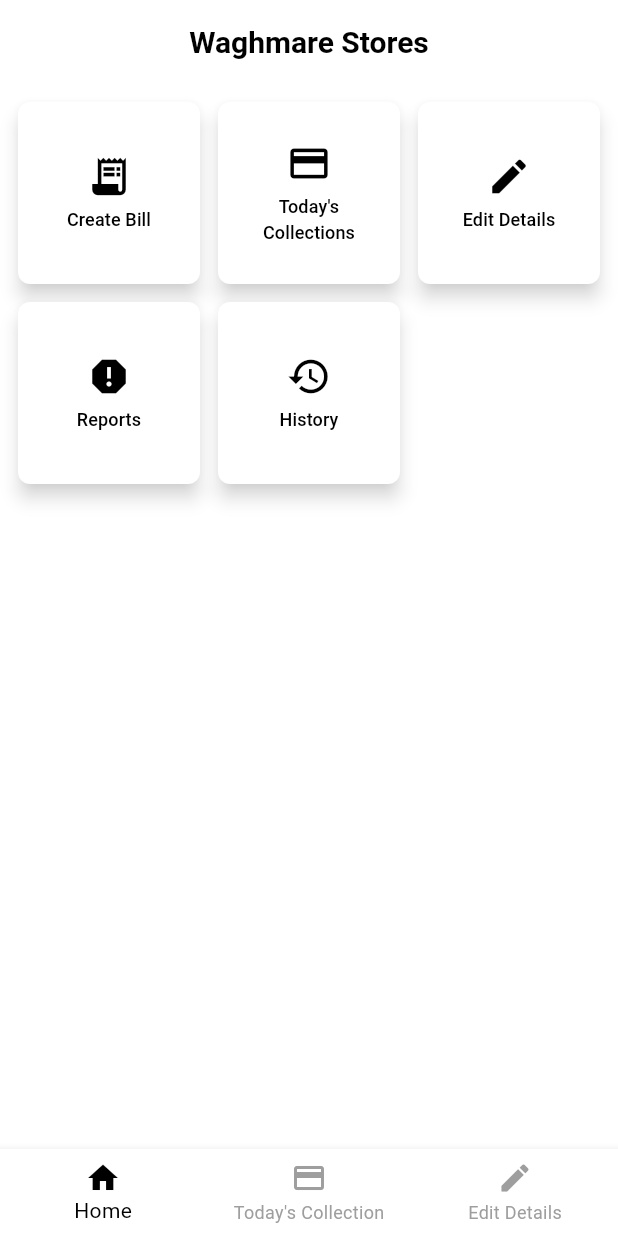
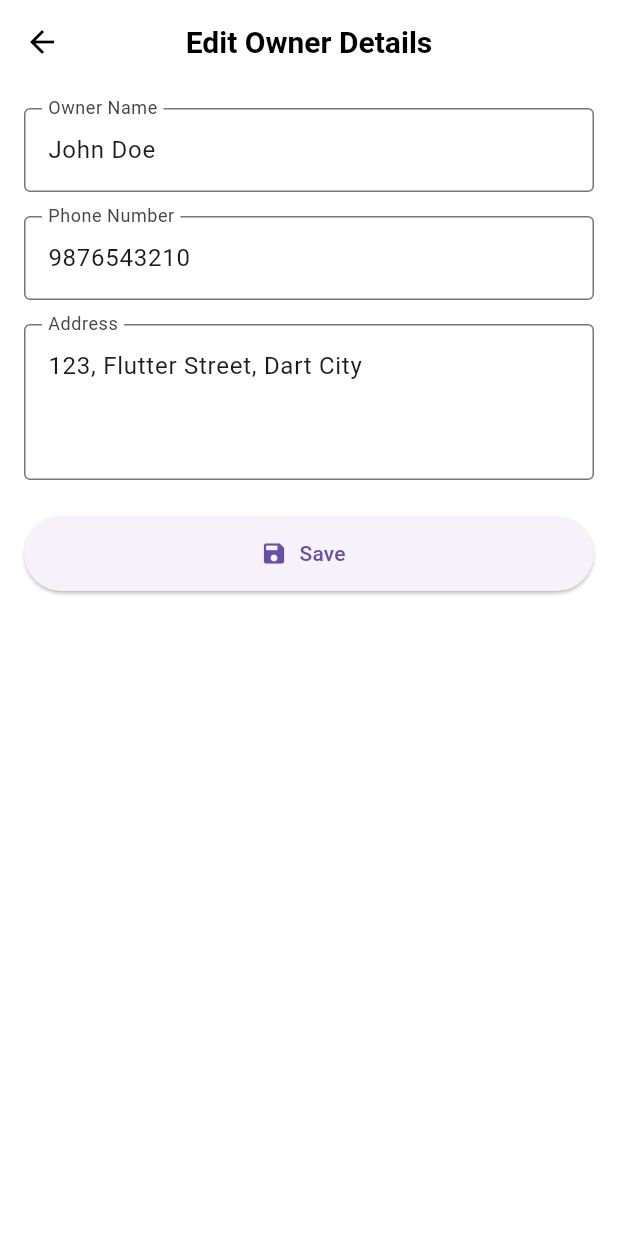
Before and after one commit to IamSamyak/bill-generator, a Flutter app: the screen it shows after launch, after a tap on "Create Bill", after a tap on the "arrow back" icon, after a tap on "Edit Details", on a phone screen of 412 x 824 dp. Run offline on Flutter 3.47's test engine with Material 3 defaults, Android fonts, the phone set to English and light mode, and no system bars; our stand-ins replace fl_chart, pdf, permission_handler, share_plus.

```diff
--- a/lib/main.dart
+++ b/lib/main.dart
@@ -1,3 +1,5 @@
+// import 'package:bill_generator/pages/connect_to_printer.dart';
+import 'package:bill_generator/pages/edit_details_page.dart';
 import 'package:bill_generator/pages/reports_page.dart';
 import 'package:flutter/material.dart';
 import 'package:bill_generator/pages/home_page.dart';
@@ -49,14 +51,14 @@ class _MainScreenState extends State<MainScreen> {
   int _selectedIndex = 0;
   String _currentPage = 'Home';
 
-  final List<Map<String, dynamic>> initialBills = [
-    {'name': 'Ravi Kumar', 'date': '2024-07-25', 'amount': 1500, 'status': 'Paid'},
-    {'name': 'Sneha Verma', 'date': '2024-07-22', 'amount': 2300, 'status': 'Unpaid'},
-    {'name': 'Amit Sharma', 'date': '2024-06-15', 'amount': 1800, 'status': 'Paid'},
-    {'name': 'Neha Joshi', 'date': '2024-06-10', 'amount': 2700, 'status': 'Unpaid'},
-    {'name': 'Rajesh Kumar', 'date': '2024-05-20', 'amount': 3200, 'status': 'Paid'},
-    {'name': 'Priya Mehta', 'date': '2024-04-18', 'amount': 2900, 'status': 'Unpaid'},
-  ];
+final List<Map<String, dynamic>> initialBills = [
+  {'customer_name': 'Ravi Kumar', 'date': '2024-07-25', 'amount': 1500, 'status': 'Paid', 'contact_number': '9876543210'},
+  {'customer_name': 'Sneha Verma', 'date': '2024-07-22', 'amount': 2300, 'status': 'Unpaid', 'contact_number': '8765432109'},
+  {'customer_name': 'Amit Sharma', 'date': '2024-06-15', 'amount': 1800, 'status': 'Paid', 'contact_number': '7654321098'},
+  {'customer_name': 'Neha Joshi', 'date': '2024-06-10', 'amount': 2700, 'status': 'Unpaid', 'contact_number': '6543210987'},
+  {'customer_name': 'Rajesh Kumar', 'date': '2024-05-20', 'amount': 3200, 'status': 'Paid', 'contact_number': '5432109876'},
+  {'customer_name': 'Priya Mehta', 'date': '2024-04-18', 'amount': 2900, 'status': 'Unpaid', 'contact_number': '4321098765'},
+];
 
   void _navigateToPage(String page) {
     setState(() {
@@ -77,6 +79,12 @@ class _MainScreenState extends State<MainScreen> {
       case 'Reports':
         bodyWidget = ReportsPage(initialBills: initialBills, onBack: () => _navigateToPage('Home'));
         break;
+      case 'EditDetails':
+        bodyWidget = EditDetailsPage(onBack: () => _navigateToPage('Home'));
+        break;
+      // case 'EditDetails':
+      //   bodyWidget = ConnectToPrinterPage(onBack: () => _navigateToPage('Home'));
+      //   break;
       default:
         bodyWidget = HomePage(onNavigate: _navigateToPage);
     }
--- /dev/null
+++ b/lib/pages/edit_details_page.dart
@@ -0,0 +1,83 @@
+import 'package:flutter/material.dart';
+
+class EditDetailsPage extends StatefulWidget {
+  final VoidCallback onBack;
+  const EditDetailsPage({super.key,required this.onBack});
+
+  @override
+  State<EditDetailsPage> createState() => _EditDetailsPageState();
+}
+
+class _EditDetailsPageState extends State<EditDetailsPage> {
+  final TextEditingController _nameController = TextEditingController(text: "John Doe");
+  final TextEditingController _phoneController = TextEditingController(text: "9876543210");
+  final TextEditingController _addressController = TextEditingController(text: "123, Flutter Street, Dart City");
+
+  void _saveDetails() {
+    // Mock save logic
+    String name = _nameController.text;
+    String phone = _phoneController.text;
+    String address = _addressController.text;
+
+    ScaffoldMessenger.of(context).showSnackBar(
+      SnackBar(content: Text('Details saved for $name')),
+    );
+
+    // You can add real saving logic here (e.g., save to shared preferences or backend)
+  }
+
+  @override
+  Widget build(BuildContext context) {
+    return Scaffold(
+      appBar: AppBar(
+        title: const Text("Edit Owner Details"),
+        centerTitle: true,
+        leading: IconButton(
+          icon: const Icon(Icons.arrow_back),
+          onPressed: widget.onBack,
+        ),
+      ),
+      body: Padding(
+        padding: const EdgeInsets.all(16.0),
+        child: Column(
+          children: [
+            TextField(
+              controller: _nameController,
+              decoration: const InputDecoration(
+                labelText: "Owner Name",
+                border: OutlineInputBorder(),
+              ),
+            ),
+            const SizedBox(height: 16),
+            TextField(
+              controller: _phoneController,
+              decoration: const InputDecoration(
+                labelText: "Phone Number",
+                border: OutlineInputBorder(),
+              ),
+              keyboardType: TextInputType.phone,
+            ),
+            const SizedBox(height: 16),
+            TextField(
+              controller: _addressController,
+              decoration: const InputDecoration(
+                labelText: "Address",
+                border: OutlineInputBorder(),
+              ),
+              maxLines: 3,
+            ),
+            const SizedBox(height: 24),
+            ElevatedButton.icon(
+              onPressed: _saveDetails,
+              icon: const Icon(Icons.save),
+              label: const Text("Save"),
+              style: ElevatedButton.styleFrom(
+                minimumSize: const Size.fromHeight(50),
+              ),
+            ),
+          ],
+        ),
+      ),
+    );
+  }
+}
--- a/lib/pages/home_page.dart
+++ b/lib/pages/home_page.dart
@@ -19,9 +19,10 @@ class HomePage extends StatelessWidget {
         children: [
           _buildElevatedButton(Icons.receipt_long, 'Create Bill', () => onNavigate('CreateBill')),
           _buildElevatedButton(Icons.payment, "Today's Collections", () {}),
-          _buildElevatedButton(Icons.edit, 'Edit Details', () {}),
+          _buildElevatedButton(Icons.edit, 'Edit Details', () => onNavigate('EditDetails')),
           _buildElevatedButton(Icons.report, 'Reports', () => onNavigate('Reports')),
           _buildElevatedButton(Icons.history, 'History', () => onNavigate('History')),
+          _buildElevatedButton(Icons.print, 'Connect', () => onNavigate('Connect')),
         ],
       ),
     );
--- a/pubspec.yaml
+++ b/pubspec.yaml
@@ -36,6 +36,8 @@ dependencies:
   path_provider: ^2.1.5
   share_plus: ^9.0.0
   fl_chart: ^0.70.2
+  url_launcher: ^6.1.5
+  permission_handler: ^11.4.0
 
 dev_dependencies:
   flutter_test:
```
Also changed, not shown: lib/pages/history_page.dart (+78 -102 lines), lib/widgets/add_item_dialog.dart (+45 -10 lines), lib/widgets/bill_item_history_page.dart (added, +106 -0 lines), lib/widgets/generate_bill_dialog.dart (+51 -18 lines), pubspec.lock, 5 other files.
